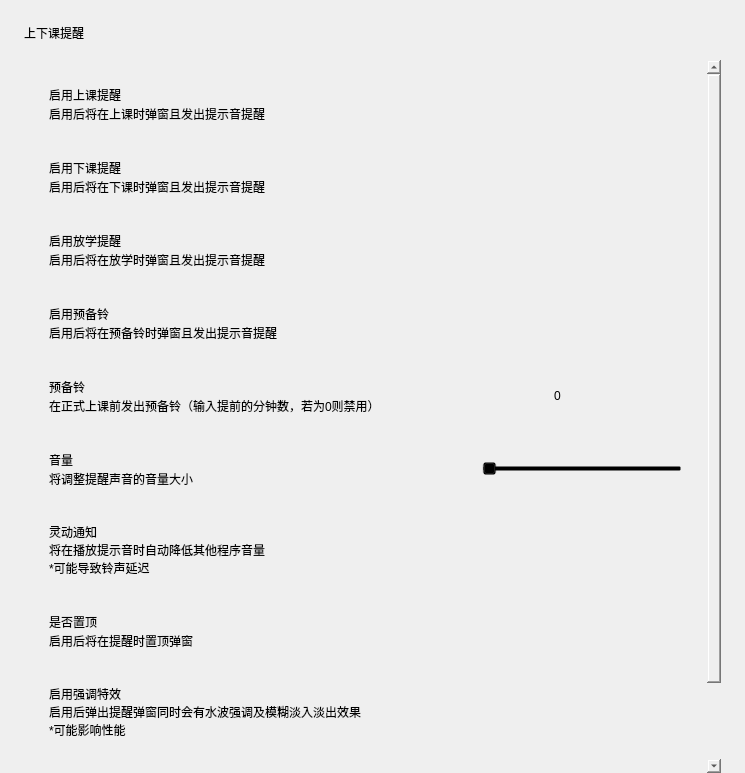
The window that view/menu/sound.ui (yhlhoh/Class-Widgets) describes before a commit, drawn with Qt 5.
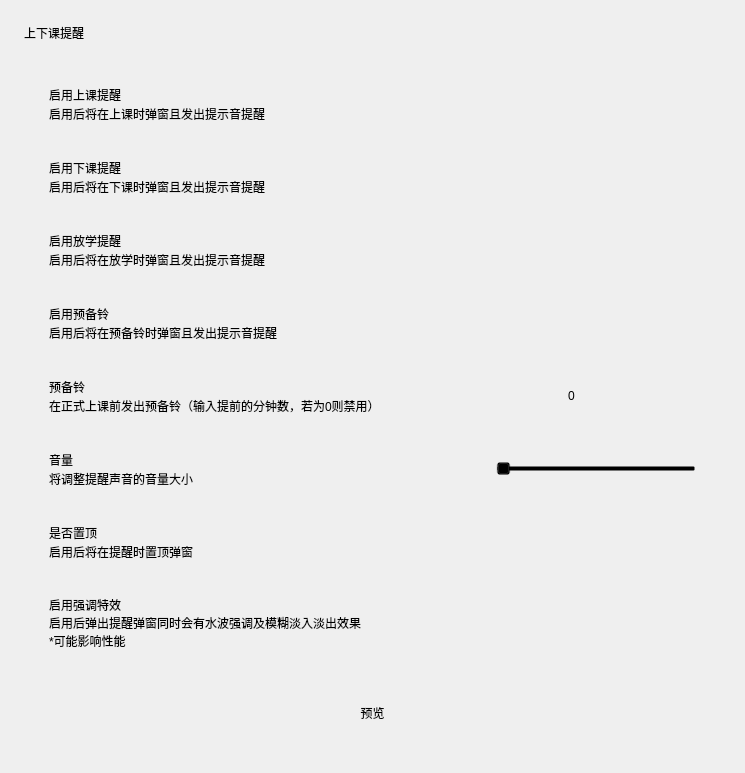
The same window after the commit. Custom widgets are drawn as their Qt base class.

Commit message:
revert: 灵动通知 (#576)
Q:如何写出没有bug的代码?
A:不写
Close #571

```diff
--- a/view/menu/sound.ui
+++ b/view/menu/sound.ui
@@ -536,82 +536,6 @@
            </layout>
           </widget>
          </item>
-         <item>
-          <widget class="CardWidget" name="CardWidget_13">
-           <property name="minimumSize">
-            <size>
-             <width>0</width>
-             <height>70</height>
-            </size>
-           </property>
-           <layout class="QHBoxLayout" name="horizontalLayout_14">
-            <property name="leftMargin">
-             <number>16</number>
-            </property>
-            <property name="topMargin">
-             <number>16</number>
-            </property>
-            <property name="rightMargin">
-             <number>16</number>
-            </property>
-            <property name="bottomMargin">
-             <number>16</number>
-            </property>
-            <item>
-             <layout class="QVBoxLayout" name="verticalLayout_18">
-              <property name="spacing">
-               <number>0</number>
-              </property>
-              <item>
-               <widget class="StrongBodyLabel" name="StrongBodyLabel_14">
-                <property name="sizePolicy">
-                 <sizepolicy hsizetype="Expanding" vsizetype="Preferred">
-                  <horstretch>0</horstretch>
-                  <verstretch>0</verstretch>
-                 </sizepolicy>
-                </property>
-                <property name="text">
-                 <string>灵动通知</string>
-                </property>
-               </widget>
-              </item>
-              <item>
-               <widget class="CaptionLabel" name="CaptionLabel_13">
-                <property name="text">
-                 <string>将在播放提示音时自动降低其他程序音量
-*可能导致铃声延迟</string>
-                </property>
-                <property name="lightColor" stdset="0">
-                 <color alpha="150">
-                  <red>0</red>
-                  <green>0</green>
-                  <blue>0</blue>
-                 </color>
-                </property>
-                <property name="darkColor" stdset="0">
-                 <color alpha="200">
-                  <red>255</red>
-                  <green>255</green>
-                  <blue>255</blue>
-                 </color>
-                </property>
-               </widget>
-              </item>
-             </layout>
-            </item>
-            <item>
-             <widget class="SwitchButton" name="switch_enable_pin_toast_2">
-              <property name="onText">
-               <string>启用</string>
-              </property>
-              <property name="offText">
-               <string>禁用</string>
-              </property>
-             </widget>
-            </item>
-           </layout>
-          </widget>
-         </item>
          <item>
           <widget class="CardWidget" name="CardWidget_12">
            <property name="minimumSize">
```
The commit also changes 3 other files.
